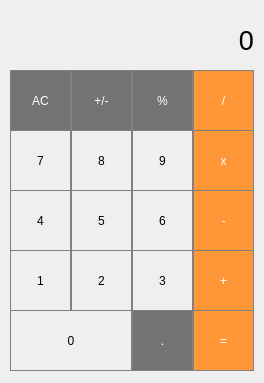
Qt form mainwindow.ui (ShinyEagle77/QT.SimpleCalculator) before a commit.
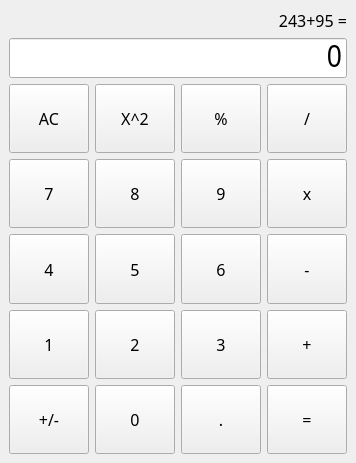
The same form after that commit.

Commit message: Reworked Layout.

The edit to the form file:
```diff
--- a/mainwindow.ui
+++ b/mainwindow.ui
@@ -6,35 +6,53 @@
    <rect>
     <x>0</x>
     <y>0</y>
-    <width>264</width>
-    <height>383</height>
+    <width>313</width>
+    <height>463</height>
    </rect>
   </property>
   <property name="windowTitle">
-   <string>MainWindow</string>
+   <string>Simple Calculator</string>
+  </property>
+  <property name="styleSheet">
+   <string notr="true"/>
   </property>
   <widget class="QWidget" name="centralwidget">
+   <layout class="QVBoxLayout" name="verticalLayout">
+    <item>
    <widget class="QLabel" name="resultShow">
-    <property name="geometry">
-     <rect>
-      <x>10</x>
-      <y>10</y>
-      <width>244</width>
-      <height>61</height>
-     </rect>
+      <property name="sizePolicy">
+       <sizepolicy hsizetype="Preferred" vsizetype="Maximum">
+        <horstretch>0</horstretch>
+        <verstretch>0</verstretch>
+       </sizepolicy>
     </property>
     <property name="font">
      <font>
-      <pointsize>20</pointsize>
-     </font>
-    </property>
-    <property name="styleSheet">
-     <string notr="true">QLabel {
-  qproperty-alignment: 'AlignVCenter | AlignRight';
-  border: 1px solid gray;
-}
-
-background-color : white;</string>
+        <family>Bahnschrift Light Condensed</family>
+        <pointsize>12</pointsize>
+       </font>
+      </property>
+      <property name="text">
+       <string>243+95 =</string>
+      </property>
+      <property name="alignment">
+       <set>Qt::AlignRight|Qt::AlignTrailing|Qt::AlignVCenter</set>
+      </property>
+     </widget>
+    </item>
+    <item>
+     <widget class="QLineEdit" name="lineEdit">
+      <property name="sizePolicy">
+       <sizepolicy hsizetype="Preferred" vsizetype="Maximum">
+        <horstretch>0</horstretch>
+        <verstretch>0</verstretch>
+       </sizepolicy>
+      </property>
+      <property name="font">
+       <font>
+        <family>Arial Narrow</family>
+        <pointsize>24</pointsize>
+       </font>
     </property>
     <property name="text">
      <string>0</string>
@@ -42,448 +60,456 @@
     <property name="alignment">
      <set>Qt::AlignRight|Qt::AlignTrailing|Qt::AlignVCenter</set>
     </property>
-   </widget>
-   <widget class="QPushButton" name="pushButton_ac">
-    <property name="geometry">
-     <rect>
-      <x>10</x>
-      <y>70</y>
-      <width>61</width>
-      <height>61</height>
-     </rect>
-    </property>
+      <property name="readOnly">
+       <bool>true</bool>
+      </property>
+     </widget>
+    </item>
+    <item>
+     <layout class="QGridLayout" name="gridLayout">
+      <item row="7" column="3">
+       <widget class="QPushButton" name="pushButton_minus">
+        <property name="sizePolicy">
+         <sizepolicy hsizetype="Minimum" vsizetype="Expanding">
+          <horstretch>0</horstretch>
+          <verstretch>0</verstretch>
+         </sizepolicy>
+        </property>
+        <property name="font">
+         <font>
+          <family>Bahnschrift Light</family>
+          <pointsize>12</pointsize>
+         </font>
+        </property>
     <property name="styleSheet">
-     <string notr="true">QPushButton {
-  background-color: rgb(115, 115, 115);
-  color: white;
-  border: 1px solid gray;
-}
-QPushButton:pressed {
-    background-color: qlineargradient(x1: 0, y1: 0, x2: 0, y2: 1,
-                                      stop: 0 #BEBEBE, stop: 1 #D7D7D7);
-}</string>
+         <string notr="true"/>
     </property>
     <property name="text">
-     <string>AC</string>
-    </property>
-   </widget>
-   <widget class="QPushButton" name="pushButton_changeSign">
-    <property name="geometry">
-     <rect>
-      <x>71</x>
-      <y>70</y>
-      <width>61</width>
-      <height>61</height>
-     </rect>
-    </property>
+         <string>-</string>
+        </property>
+       </widget>
+      </item>
+      <item row="7" column="1">
+       <widget class="QPushButton" name="pushButton_5">
+        <property name="sizePolicy">
+         <sizepolicy hsizetype="Minimum" vsizetype="Expanding">
+          <horstretch>0</horstretch>
+          <verstretch>0</verstretch>
+         </sizepolicy>
+        </property>
+        <property name="font">
+         <font>
+          <family>Bahnschrift Light</family>
+          <pointsize>12</pointsize>
+         </font>
+        </property>
     <property name="styleSheet">
-     <string notr="true">QPushButton {
-  background-color: rgb(115, 115, 115);
-  color: white;
-  border: 1px solid gray;
-}
-QPushButton:pressed {
-    background-color: qlineargradient(x1: 0, y1: 0, x2: 0, y2: 1,
-                                      stop: 0 #BEBEBE, stop: 1 #D7D7D7);
-}</string>
+         <string notr="true"/>
     </property>
     <property name="text">
-     <string>+/-</string>
-    </property>
-   </widget>
+         <string>5</string>
+        </property>
+       </widget>
+      </item>
+      <item row="5" column="2">
    <widget class="QPushButton" name="pushButton_percent">
-    <property name="geometry">
-     <rect>
-      <x>132</x>
-      <y>70</y>
-      <width>61</width>
-      <height>61</height>
-     </rect>
+        <property name="sizePolicy">
+         <sizepolicy hsizetype="Minimum" vsizetype="Expanding">
+          <horstretch>0</horstretch>
+          <verstretch>0</verstretch>
+         </sizepolicy>
+        </property>
+        <property name="font">
+         <font>
+          <family>Bahnschrift Light</family>
+          <pointsize>12</pointsize>
+         </font>
     </property>
     <property name="styleSheet">
-     <string notr="true">QPushButton {
-  background-color: rgb(115, 115, 115);
-  color: white;
-  border: 1px solid gray;
-}
-QPushButton:pressed {
-    background-color: qlineargradient(x1: 0, y1: 0, x2: 0, y2: 1,
-                                      stop: 0 #BEBEBE, stop: 1 #D7D7D7);
-}</string>
+         <string notr="true"/>
     </property>
     <property name="text">
      <string>%</string>
     </property>
    </widget>
-   <widget class="QPushButton" name="pushButton_divide">
-    <property name="geometry">
-     <rect>
-      <x>193</x>
-      <y>70</y>
-      <width>61</width>
-      <height>61</height>
-     </rect>
+      </item>
+      <item row="5" column="0">
+       <widget class="QPushButton" name="pushButton_ac">
+        <property name="sizePolicy">
+         <sizepolicy hsizetype="Minimum" vsizetype="Expanding">
+          <horstretch>0</horstretch>
+          <verstretch>0</verstretch>
+         </sizepolicy>
+        </property>
+        <property name="font">
+         <font>
+          <family>Bahnschrift Light</family>
+          <pointsize>12</pointsize>
+         </font>
     </property>
     <property name="styleSheet">
-     <string notr="true">QPushButton {
-  background-color: rgb(255, 151, 57);
-  color: white; 
-  border: 1px solid gray;
-}
-
-QPushButton:pressed {
-    background-color: qlineargradient(x1: 0, y1: 0, x2: 0, y2: 1,
-                                      stop: 0 #FF7832, stop: 1 #FF9739);
-}</string>
+         <string notr="true"/>
     </property>
     <property name="text">
-     <string>/</string>
-    </property>
-   </widget>
+         <string>AC</string>
+        </property>
+       </widget>
+      </item>
+      <item row="6" column="0">
    <widget class="QPushButton" name="pushButton_7">
-    <property name="geometry">
-     <rect>
-      <x>10</x>
-      <y>130</y>
-      <width>61</width>
-      <height>61</height>
-     </rect>
+        <property name="sizePolicy">
+         <sizepolicy hsizetype="Minimum" vsizetype="Expanding">
+          <horstretch>0</horstretch>
+          <verstretch>0</verstretch>
+         </sizepolicy>
+        </property>
+        <property name="font">
+         <font>
+          <family>Bahnschrift Light</family>
+          <pointsize>12</pointsize>
+         </font>
     </property>
     <property name="styleSheet">
-     <string notr="true">QPushButton {
-   border: 1px solid gray;
-}
-QPushButton:pressed {
-    background-color: qlineargradient(x1: 0, y1: 0, x2: 0, y2: 1,
-                                      stop: 0 #dadbde, stop: 1 #f6f7fa);
-}</string>
+         <string notr="true"/>
     </property>
     <property name="text">
      <string>7</string>
     </property>
    </widget>
+      </item>
+      <item row="8" column="2">
+       <widget class="QPushButton" name="pushButton_3">
+        <property name="sizePolicy">
+         <sizepolicy hsizetype="Minimum" vsizetype="Expanding">
+          <horstretch>0</horstretch>
+          <verstretch>0</verstretch>
+         </sizepolicy>
+        </property>
+        <property name="font">
+         <font>
+          <family>Bahnschrift Light</family>
+          <pointsize>12</pointsize>
+         </font>
+        </property>
+        <property name="styleSheet">
+         <string notr="true"/>
+        </property>
+        <property name="text">
+         <string>3</string>
+        </property>
+       </widget>
+      </item>
+      <item row="6" column="3">
    <widget class="QPushButton" name="pushButton_multiple">
-    <property name="geometry">
-     <rect>
-      <x>193</x>
-      <y>130</y>
-      <width>61</width>
-      <height>61</height>
-     </rect>
+        <property name="sizePolicy">
+         <sizepolicy hsizetype="Minimum" vsizetype="Expanding">
+          <horstretch>0</horstretch>
+          <verstretch>0</verstretch>
+         </sizepolicy>
+        </property>
+        <property name="font">
+         <font>
+          <family>Bahnschrift Light</family>
+          <pointsize>12</pointsize>
+         </font>
     </property>
     <property name="styleSheet">
-     <string notr="true">QPushButton {
-  background-color: rgb(255, 151, 57);
-  color: white; 
-  border: 1px solid gray;
-}
-
-QPushButton:pressed {
-    background-color: qlineargradient(x1: 0, y1: 0, x2: 0, y2: 1,
-                                      stop: 0 #FF7832, stop: 1 #FF9739);
-}</string>
+         <string notr="true"/>
     </property>
     <property name="text">
      <string>x</string>
     </property>
    </widget>
+      </item>
+      <item row="6" column="2">
    <widget class="QPushButton" name="pushButton_9">
-    <property name="geometry">
-     <rect>
-      <x>132</x>
-      <y>130</y>
-      <width>61</width>
-      <height>61</height>
-     </rect>
+        <property name="sizePolicy">
+         <sizepolicy hsizetype="Minimum" vsizetype="Expanding">
+          <horstretch>0</horstretch>
+          <verstretch>0</verstretch>
+         </sizepolicy>
+        </property>
+        <property name="font">
+         <font>
+          <family>Bahnschrift Light</family>
+          <pointsize>12</pointsize>
+         </font>
     </property>
     <property name="styleSheet">
-     <string notr="true">QPushButton {
-   border: 1px solid gray;
-}
-QPushButton:pressed {
-    background-color: qlineargradient(x1: 0, y1: 0, x2: 0, y2: 1,
-                                      stop: 0 #dadbde, stop: 1 #f6f7fa);
-}</string>
+         <string notr="true"/>
     </property>
     <property name="text">
      <string>9</string>
     </property>
    </widget>
-   <widget class="QPushButton" name="pushButton_8">
-    <property name="geometry">
-     <rect>
-      <x>71</x>
-      <y>130</y>
-      <width>61</width>
-      <height>61</height>
-     </rect>
+      </item>
+      <item row="10" column="3">
+       <widget class="QPushButton" name="pushButton_equal">
+        <property name="sizePolicy">
+         <sizepolicy hsizetype="Minimum" vsizetype="Expanding">
+          <horstretch>0</horstretch>
+          <verstretch>0</verstretch>
+         </sizepolicy>
+        </property>
+        <property name="font">
+         <font>
+          <family>Bahnschrift Light</family>
+          <pointsize>12</pointsize>
+         </font>
     </property>
     <property name="styleSheet">
-     <string notr="true">QPushButton {
-   border: 1px solid gray;
-}
-QPushButton:pressed {
-    background-color: qlineargradient(x1: 0, y1: 0, x2: 0, y2: 1,
-                                      stop: 0 #dadbde, stop: 1 #f6f7fa);
-}</string>
+         <string notr="true"/>
     </property>
     <property name="text">
-     <string>8</string>
-    </property>
-   </widget>
+         <string>=</string>
+        </property>
+       </widget>
+      </item>
+      <item row="7" column="0">
    <widget class="QPushButton" name="pushButton_4">
-    <property name="geometry">
-     <rect>
-      <x>10</x>
-      <y>190</y>
-      <width>61</width>
-      <height>61</height>
-     </rect>
+        <property name="sizePolicy">
+         <sizepolicy hsizetype="Minimum" vsizetype="Expanding">
+          <horstretch>0</horstretch>
+          <verstretch>0</verstretch>
+         </sizepolicy>
+        </property>
+        <property name="font">
+         <font>
+          <family>Bahnschrift Light</family>
+          <pointsize>12</pointsize>
+         </font>
     </property>
     <property name="styleSheet">
-     <string notr="true">QPushButton {
-   border: 1px solid gray;
-}
-QPushButton:pressed {
-    background-color: qlineargradient(x1: 0, y1: 0, x2: 0, y2: 1,
-                                      stop: 0 #dadbde, stop: 1 #f6f7fa);
-}</string>
+         <string notr="true"/>
     </property>
     <property name="text">
      <string>4</string>
     </property>
    </widget>
-   <widget class="QPushButton" name="pushButton_minus">
-    <property name="geometry">
-     <rect>
-      <x>193</x>
-      <y>190</y>
-      <width>61</width>
-      <height>61</height>
-     </rect>
-    </property>
-    <property name="styleSheet">
-     <string notr="true">QPushButton {
-  background-color: rgb(255, 151, 57);
-  color: white; 
-  border: 1px solid gray;
-}
-
-QPushButton:pressed {
-    background-color: qlineargradient(x1: 0, y1: 0, x2: 0, y2: 1,
-                                      stop: 0 #FF7832, stop: 1 #FF9739);
-}</string>
-    </property>
-    <property name="text">
-     <string>-</string>
-    </property>
-   </widget>
-   <widget class="QPushButton" name="pushButton_6">
-    <property name="geometry">
-     <rect>
-      <x>132</x>
-      <y>190</y>
-      <width>61</width>
-      <height>61</height>
-     </rect>
-    </property>
+      </item>
+      <item row="10" column="0">
+       <widget class="QPushButton" name="pushButton_changeSign">
+        <property name="sizePolicy">
+         <sizepolicy hsizetype="Minimum" vsizetype="Expanding">
+          <horstretch>0</horstretch>
+          <verstretch>0</verstretch>
+         </sizepolicy>
+        </property>
+        <property name="font">
+         <font>
+          <family>Bahnschrift Light</family>
+          <pointsize>12</pointsize>
+         </font>
+        </property>
     <property name="styleSheet">
-     <string notr="true">QPushButton {
-   border: 1px solid gray;
-}
-QPushButton:pressed {
-    background-color: qlineargradient(x1: 0, y1: 0, x2: 0, y2: 1,
-                                      stop: 0 #dadbde, stop: 1 #f6f7fa);
-}</string>
+         <string notr="true"/>
     </property>
     <property name="text">
-     <string>6</string>
-    </property>
-   </widget>
-   <widget class="QPushButton" name="pushButton_5">
-    <property name="geometry">
-     <rect>
-      <x>71</x>
-      <y>190</y>
-      <width>61</width>
-      <height>61</height>
-     </rect>
-    </property>
-    <property name="styleSheet">
-     <string notr="true">QPushButton {
-   border: 1px solid gray;
-}
-QPushButton:pressed {
-    background-color: qlineargradient(x1: 0, y1: 0, x2: 0, y2: 1,
-                                      stop: 0 #dadbde, stop: 1 #f6f7fa);
-}</string>
-    </property>
-    <property name="text">
-     <string>5</string>
-    </property>
-   </widget>
-   <widget class="QPushButton" name="pushButton_1">
-    <property name="geometry">
-     <rect>
-      <x>10</x>
-      <y>250</y>
-      <width>61</width>
-      <height>61</height>
-     </rect>
-    </property>
-    <property name="styleSheet">
-     <string notr="true">QPushButton {
-   border: 1px solid gray;
-}
-QPushButton:pressed {
-    background-color: qlineargradient(x1: 0, y1: 0, x2: 0, y2: 1,
-                                      stop: 0 #dadbde, stop: 1 #f6f7fa);
-}</string>
-    </property>
-    <property name="text">
-     <string>1</string>
-    </property>
-   </widget>
+         <string>+/-</string>
+        </property>
+       </widget>
+      </item>
+      <item row="8" column="3">
    <widget class="QPushButton" name="pushButton_plus">
-    <property name="geometry">
-     <rect>
-      <x>193</x>
-      <y>250</y>
-      <width>61</width>
-      <height>61</height>
-     </rect>
+        <property name="sizePolicy">
+         <sizepolicy hsizetype="Minimum" vsizetype="Expanding">
+          <horstretch>0</horstretch>
+          <verstretch>0</verstretch>
+         </sizepolicy>
+        </property>
+        <property name="font">
+         <font>
+          <family>Bahnschrift Light</family>
+          <pointsize>12</pointsize>
+         </font>
     </property>
     <property name="styleSheet">
-     <string notr="true">QPushButton {
-  background-color: rgb(255, 151, 57);
-  color: white; 
-  border: 1px solid gray;
-}
-
-QPushButton:pressed {
-    background-color: qlineargradient(x1: 0, y1: 0, x2: 0, y2: 1,
-                                      stop: 0 #FF7832, stop: 1 #FF9739);
-}</string>
+         <string notr="true"/>
     </property>
     <property name="text">
      <string>+</string>
     </property>
    </widget>
-   <widget class="QPushButton" name="pushButton_3">
-    <property name="geometry">
-     <rect>
-      <x>132</x>
-      <y>250</y>
-      <width>61</width>
-      <height>61</height>
-     </rect>
-    </property>
+      </item>
+      <item row="6" column="1">
+       <widget class="QPushButton" name="pushButton_8">
+        <property name="sizePolicy">
+         <sizepolicy hsizetype="Minimum" vsizetype="Expanding">
+          <horstretch>0</horstretch>
+          <verstretch>0</verstretch>
+         </sizepolicy>
+        </property>
+        <property name="font">
+         <font>
+          <family>Bahnschrift Light</family>
+          <pointsize>12</pointsize>
+         </font>
+        </property>
     <property name="styleSheet">
-     <string notr="true">QPushButton {
-   border: 1px solid gray;
-}
-QPushButton:pressed {
-    background-color: qlineargradient(x1: 0, y1: 0, x2: 0, y2: 1,
-                                      stop: 0 #dadbde, stop: 1 #f6f7fa);
-}</string>
+         <string notr="true"/>
     </property>
     <property name="text">
-     <string>3</string>
-    </property>
-   </widget>
+         <string>8</string>
+        </property>
+       </widget>
+      </item>
+      <item row="5" column="3">
+       <widget class="QPushButton" name="pushButton_divide">
+        <property name="sizePolicy">
+         <sizepolicy hsizetype="Minimum" vsizetype="Expanding">
+          <horstretch>0</horstretch>
+          <verstretch>0</verstretch>
+         </sizepolicy>
+        </property>
+        <property name="font">
+         <font>
+          <family>Bahnschrift Light</family>
+          <pointsize>12</pointsize>
+         </font>
+        </property>
+        <property name="styleSheet">
+         <string notr="true"/>
+        </property>
+        <property name="text">
+         <string>/</string>
+        </property>
+       </widget>
+      </item>
+      <item row="7" column="2">
+       <widget class="QPushButton" name="pushButton_6">
+        <property name="sizePolicy">
+         <sizepolicy hsizetype="Minimum" vsizetype="Expanding">
+          <horstretch>0</horstretch>
+          <verstretch>0</verstretch>
+         </sizepolicy>
+        </property>
+        <property name="font">
+         <font>
+          <family>Bahnschrift Light</family>
+          <pointsize>12</pointsize>
+         </font>
+        </property>
+        <property name="styleSheet">
+         <string notr="true"/>
+        </property>
+        <property name="text">
+         <string>6</string>
+        </property>
+       </widget>
+      </item>
+      <item row="8" column="1">
    <widget class="QPushButton" name="pushButton_2">
-    <property name="geometry">
-     <rect>
-      <x>71</x>
-      <y>250</y>
-      <width>61</width>
-      <height>61</height>
-     </rect>
+        <property name="sizePolicy">
+         <sizepolicy hsizetype="Minimum" vsizetype="Expanding">
+          <horstretch>0</horstretch>
+          <verstretch>0</verstretch>
+         </sizepolicy>
+        </property>
+        <property name="font">
+         <font>
+          <family>Bahnschrift Light</family>
+          <pointsize>12</pointsize>
+         </font>
     </property>
     <property name="styleSheet">
-     <string notr="true">QPushButton {
-   border: 1px solid gray;
-}
-QPushButton:pressed {
-    background-color: qlineargradient(x1: 0, y1: 0, x2: 0, y2: 1,
-                                      stop: 0 #dadbde, stop: 1 #f6f7fa);
-}</string>
+         <string notr="true"/>
     </property>
     <property name="text">
      <string>2</string>
     </property>
    </widget>
-   <widget class="QPushButton" name="pushButton_0">
-    <property name="geometry">
-     <rect>
-      <x>10</x>
-      <y>310</y>
-      <width>122</width>
-      <height>61</height>
-     </rect>
-    </property>
-    <property name="styleSheet">
-     <string notr="true">QPushButton {
-   border: 1px solid gray;
-}
-QPushButton:pressed {
-    background-color: qlineargradient(x1: 0, y1: 0, x2: 0, y2: 1,
-                                      stop: 0 #dadbde, stop: 1 #f6f7fa);
-}</string>
-    </property>
-    <property name="text">
-     <string>0</string>
-    </property>
-   </widget>
-   <widget class="QPushButton" name="pushButton_equal">
-    <property name="geometry">
-     <rect>
-      <x>193</x>
-      <y>310</y>
-      <width>61</width>
-      <height>61</height>
-     </rect>
-    </property>
-    <property name="styleSheet">
-     <string notr="true">QPushButton {
-  background-color: rgb(255, 151, 57);
-  color: white; 
-  border: 1px solid gray;
-}
-
-QPushButton:pressed {
-    background-color: qlineargradient(x1: 0, y1: 0, x2: 0, y2: 1,
-                                      stop: 0 #FF7832, stop: 1 #FF9739);
-}</string>
-    </property>
-    <property name="text">
-     <string>=</string>
-    </property>
-   </widget>
+      </item>
+      <item row="10" column="2">
    <widget class="QPushButton" name="pushButton_dot">
-    <property name="geometry">
-     <rect>
-      <x>132</x>
-      <y>310</y>
-      <width>61</width>
-      <height>61</height>
-     </rect>
+        <property name="sizePolicy">
+         <sizepolicy hsizetype="Minimum" vsizetype="Expanding">
+          <horstretch>0</horstretch>
+          <verstretch>0</verstretch>
+         </sizepolicy>
+        </property>
+        <property name="font">
+         <font>
+          <family>Bahnschrift Light</family>
+          <pointsize>12</pointsize>
+         </font>
     </property>
     <property name="styleSheet">
-     <string notr="true">QPushButton {
-  background-color: rgb(115, 115, 115);
-  color: white;
-  border: 1px solid gray;
-}
-QPushButton:pressed {
-    background-color: qlineargradient(x1: 0, y1: 0, x2: 0, y2: 1,
-                                      stop: 0 #BEBEBE, stop: 1 #D7D7D7);
-}</string>
+         <string notr="true"/>
     </property>
     <property name="text">
      <string>.</string>
     </property>
    </widget>
+      </item>
+      <item row="10" column="1">
+       <widget class="QPushButton" name="pushButton_0">
+        <property name="sizePolicy">
+         <sizepolicy hsizetype="Minimum" vsizetype="Expanding">
+          <horstretch>0</horstretch>
+          <verstretch>0</verstretch>
+         </sizepolicy>
+        </property>
+        <property name="font">
+         <font>
+          <family>Bahnschrift Light</family>
+          <pointsize>12</pointsize>
+         </font>
+        </property>
+        <property name="styleSheet">
+         <string notr="true"/>
+        </property>
+        <property name="text">
+         <string>0</string>
+        </property>
+       </widget>
+      </item>
+      <item row="8" column="0">
+       <widget class="QPushButton" name="pushButton_1">
+        <property name="sizePolicy">
+         <sizepolicy hsizetype="Minimum" vsizetype="Expanding">
+          <horstretch>0</horstretch>
+          <verstretch>0</verstretch>
+         </sizepolicy>
+        </property>
+        <property name="font">
+         <font>
+          <family>Bahnschrift Light</family>
+          <pointsize>12</pointsize>
+         </font>
+        </property>
+        <property name="styleSheet">
+         <string notr="true"/>
+        </property>
+        <property name="text">
+         <string>1</string>
+        </property>
+       </widget>
+      </item>
+      <item row="5" column="1">
+       <widget class="QPushButton" name="pushButton_ac_3">
+        <property name="sizePolicy">
+         <sizepolicy hsizetype="Minimum" vsizetype="Expanding">
+          <horstretch>0</horstretch>
+          <verstretch>0</verstretch>
+         </sizepolicy>
+        </property>
+        <property name="font">
+         <font>
+          <family>Bahnschrift Light</family>
+          <pointsize>12</pointsize>
+         </font>
+        </property>
+        <property name="styleSheet">
+         <string notr="true"/>
+        </property>
+        <property name="text">
+         <string>X^2</string>
+        </property>
+       </widget>
+      </item>
+     </layout>
+    </item>
+   </layout>
   </widget>
  </widget>
  <resources/>
```
Lines whose indentation alone changed are shown as unchanged. The commit also changes 1 other file.
